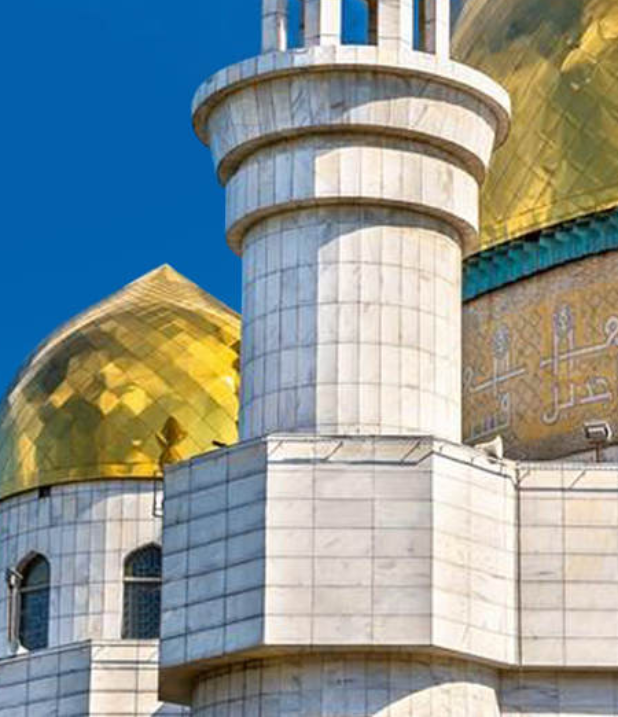
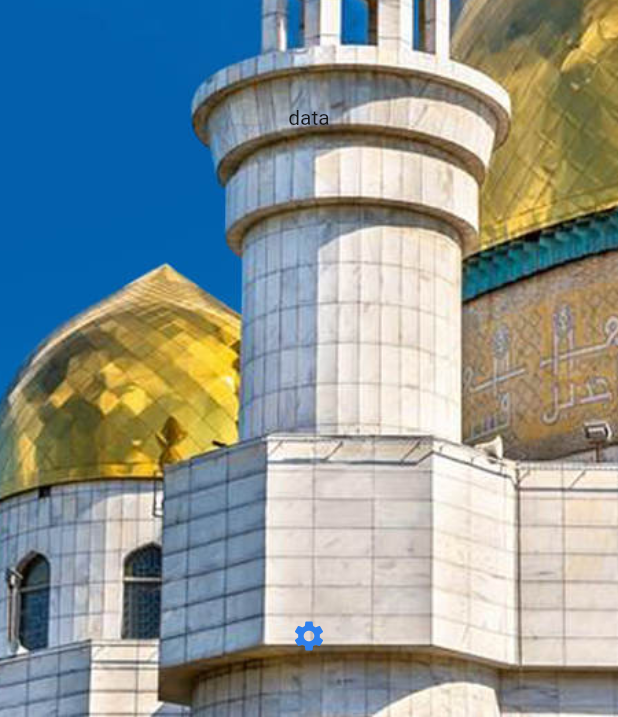
Before and after one commit to yerzhant/solat, a Flutter app: the screen it shows after launch, on a phone screen of 412 x 824 dp. Shown: the part 519-1236 px from the top of the screen. Run offline on Flutter 3.47's test engine with Material 2 defaults, Android fonts, the phone set to English and light mode, and no system bars; our stand-ins replace bloc, flutter_bloc, flutter_typeahead.

Commit message:
Add setting button to home page

```diff
--- a/lib/pages/home_page.dart
+++ b/lib/pages/home_page.dart
@@ -21,22 +21,40 @@ class HomePage extends StatelessWidget {
       },
       child: BlocBuilder<TimesBloc, TimesState>(
         builder: (context, state) {
-          return Container(
+          return Scaffold(
+            body: Container(
               decoration: BoxDecoration(
                 image: DecorationImage(
                   image: AssetImage('assets/images/masjid-0.jpg'),
                   fit: BoxFit.cover,
                 ),
               ),
+              child: Center(
                 child: Padding(
-              padding: const EdgeInsets.only(top: 70),
+                  padding: const EdgeInsets.only(top: 70, bottom: 30),
                   child: Column(
                     children: <Widget>[
                       GestureDetector(
                         child: Image.asset('assets/images/logo.png'),
                         onTap: () => launch('https://azan.kz'),
-                  )
+                      ),
+                      Expanded(
+                        child: Center(
+                          child: Text('data'),
+                        ),
+                      ),
+                      IconButton(
+                        icon: Icon(
+                          Icons.settings,
+                          color: Color(0xff2f80ed),
+                        ),
+                        onPressed: () => context
+                            .bloc<SettingsBloc>()
+                            .add(SettingsRequested()),
+                      ),
                     ],
+                  ),
+                ),
               ),
             ),
           );
```
Lines whose indentation alone changed are shown as unchanged.
